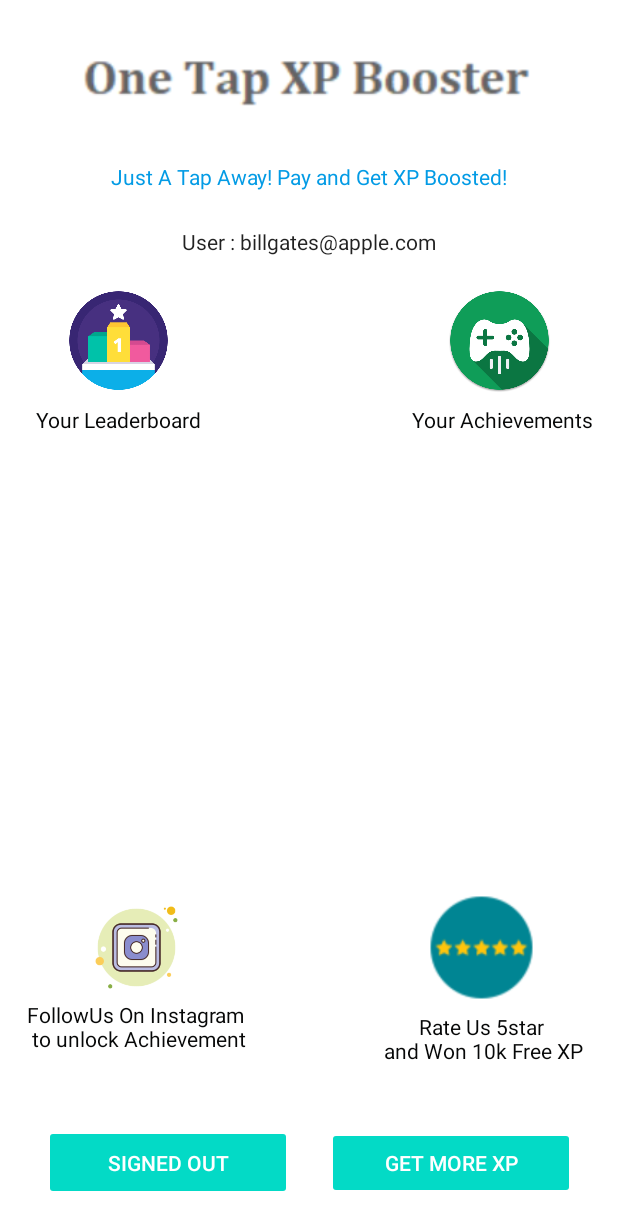
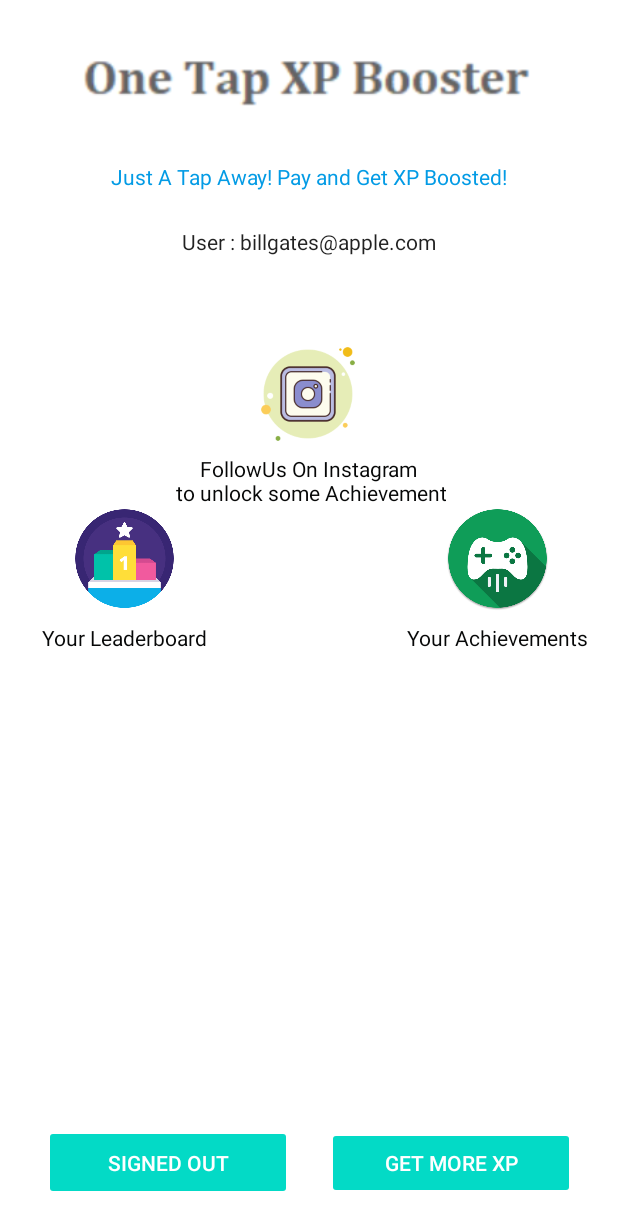
Before and after one commit to NightOwlDevelopers/OneTapXpBooster, an Android app: the layout activity_google.xml on its own in the app's theme, with its tools: preview values and no code run, on a phone screen of 412 x 824 dp. Shown: the top 1230 px of the screen. Run offline under Robolectric (Android 15) with nearby library versions, the phone set to English and light mode, and no system bars.

Commit message:
UI Optimisation 4

```diff
--- a/app/src/main/AndroidManifest.xml
+++ b/app/src/main/AndroidManifest.xml
@@ -13,8 +13,8 @@
             android:label="@string/app_name"
             android:roundIcon="@mipmap/ic_launcher_round"
             android:supportsRtl="true"
-            android:theme="@style/Theme.AppCompat.Light.NoActionBar">
-        <activity android:name=".GoogleSignInActivity">
+            android:theme="@style/Theme.AppCompat.Light.NoActionBar.FullScreen">
+    <activity android:name=".GoogleSignInActivity">
             <intent-filter>
                 <action android:name="android.intent.action.MAIN"/>
 
--- a/app/src/main/java/com/nightowldevelopers/onetapxpboost/GoogleSignInActivity.kt
+++ b/app/src/main/java/com/nightowldevelopers/onetapxpboost/GoogleSignInActivity.kt
@@ -121,13 +121,12 @@ class GoogleSignInActivity : BaseActivity(), PurchasesUpdatedListener, View.OnCl
 
         }
 
-        rateApp.setOnClickListener {
+       /* rateApp.setOnClickListener {
             Toast.makeText(
                 this@GoogleSignInActivity,
                 "Give 5-star Rating \n& Check your Achievement",
                 Toast.LENGTH_SHORT
             ).show()
-
             val appPackageName = packageName // getPackageName() from Context or Activity object
             try {
                 startActivity(
@@ -153,7 +152,8 @@ class GoogleSignInActivity : BaseActivity(), PurchasesUpdatedListener, View.OnCl
                     .submitScore(getString(R.string.leaderboard_leaderboard), 150000)
             }
 
-        }
+        }*/
+
 
         disconnectButton.setOnClickListener {
             val developerurl =
@@ -320,8 +320,9 @@ class GoogleSignInActivity : BaseActivity(), PurchasesUpdatedListener, View.OnCl
             textView4.visibility = View.VISIBLE
             textView3.visibility = View.VISIBLE
             instagram.visibility = View.VISIBLE
-            rateApp.visibility = View.VISIBLE
-            textViewRate.visibility = View.VISIBLE
+            /*rateApp.visibility = View.VISIBLE
+            textViewRate.visibility = View.VISIBLE*/
+
             textViewIG.visibility = View.VISIBLE
 
         } else {
@@ -334,8 +335,9 @@ class GoogleSignInActivity : BaseActivity(), PurchasesUpdatedListener, View.OnCl
             textView4.visibility = View.GONE
             textView3.visibility = View.GONE
             instagram.visibility = View.GONE
-            rateApp.visibility = View.GONE
-            textViewRate.visibility = View.GONE
+           /* rateApp.visibility = View.GONE
+            textViewRate.visibility = View.GONE*/
+
             textViewIG.visibility = View.GONE
 
         }
--- a/app/src/main/res/layout/activity_google.xml
+++ b/app/src/main/res/layout/activity_google.xml
@@ -45,47 +45,29 @@
             style="@style/MainScreenButton"
             android:layout_width="70dp"
             android:layout_height="70dp"
-            android:layout_marginStart="44dp"
-            android:layout_marginLeft="44dp"
-            android:layout_marginTop="192dp"
-            android:layout_marginEnd="8dp"
-            android:layout_marginRight="8dp"
-            android:background="@drawable/achieve"
-            app:layout_constraintEnd_toStartOf="@+id/achievement"
-            app:layout_constraintHorizontal_bias="0.0"
+            android:layout_marginTop="8dp"
+            android:layout_marginBottom="8dp" android:background="@drawable/achieve"
+            app:layout_constraintBottom_toBottomOf="@+id/homeLogo" app:layout_constraintEnd_toStartOf="@+id/instagram"
             app:layout_constraintStart_toStartOf="parent"
-            app:layout_constraintTop_toTopOf="parent"/>
+            app:layout_constraintTop_toTopOf="@+id/instagram" app:layout_constraintVertical_bias="0.75"/>
 
     <TextView
             android:id="@+id/textView4"
             style="@style/MainScreenButtonBlurb"
-            android:layout_marginStart="24dp"
-            android:layout_marginLeft="20dp"
             android:layout_marginTop="8dp"
-            android:layout_marginEnd="8dp"
-            android:layout_marginRight="8dp"
             android:text="@string/invite_players_explanation"
-            android:textColor="#060707"
-            app:layout_constraintEnd_toStartOf="@+id/textView3"
-            app:layout_constraintHorizontal_bias="0.0"
-            app:layout_constraintStart_toStartOf="parent"
+            android:textColor="#060707" app:layout_constraintEnd_toEndOf="@+id/leaderboard"
+            app:layout_constraintStart_toStartOf="@+id/leaderboard"
             app:layout_constraintTop_toBottomOf="@+id/leaderboard"/>
 
     <TextView
             android:id="@+id/textView3"
             style="@style/MainScreenButtonBlurb"
             android:layout_width="wrap_content"
-            android:layout_height="wrap_content"
-            android:layout_marginStart="8dp"
-            android:layout_marginLeft="8dp"
-            android:layout_marginTop="8dp"
-            android:layout_marginEnd="16dp"
-            android:layout_marginRight="16dp"
-            android:text="@string/see_invitations_explanation"
-            android:textColor="#060707"
-            app:layout_constraintEnd_toEndOf="parent"
-            app:layout_constraintHorizontal_bias="1.0"
-            app:layout_constraintStart_toStartOf="parent"
+            android:layout_height="16dp"
+            android:layout_marginTop="8dp" android:text="@string/see_invitations_explanation"
+            android:textColor="#060707" app:layout_constraintEnd_toEndOf="@+id/achievement"
+            app:layout_constraintStart_toStartOf="@+id/achievement"
             app:layout_constraintTop_toBottomOf="@+id/achievement"/>
 
 
@@ -94,16 +76,12 @@
             style="@style/MainScreenButton"
             android:layout_width="70dp"
             android:layout_height="70dp"
-            android:layout_marginStart="8dp"
-            android:layout_marginLeft="8dp"
-            android:layout_marginTop="192dp"
-            android:layout_marginEnd="44dp"
-            android:layout_marginRight="44dp"
-            android:background="@drawable/achievemnet_google_play_games_png"
-            app:layout_constraintEnd_toEndOf="parent"
-            app:layout_constraintHorizontal_bias="1.0"
-            app:layout_constraintStart_toStartOf="parent"
-            app:layout_constraintTop_toTopOf="parent"/>
+            android:layout_marginTop="8dp"
+            android:layout_marginBottom="8dp" android:background="@drawable/achievemnet_google_play_games_png"
+            app:layout_constraintBottom_toTopOf="@+id/homeLogo" app:layout_constraintEnd_toEndOf="parent"
+            app:layout_constraintHorizontal_bias="0.531"
+            app:layout_constraintStart_toEndOf="@+id/instagram" app:layout_constraintTop_toTopOf="@+id/instagram"
+            app:layout_constraintVertical_bias="0.75"/>
 
     <androidx.recyclerview.widget.RecyclerView
             android:id="@+id/products"
@@ -115,50 +93,28 @@
             app:layout_constraintEnd_toEndOf="parent"
             app:layout_constraintHorizontal_bias="0.498"
             app:layout_constraintStart_toStartOf="parent"
-            app:layout_constraintTop_toBottomOf="@+id/status" app:layout_constraintVertical_bias="0.425"/>
+            app:layout_constraintTop_toBottomOf="@+id/status" app:layout_constraintVertical_bias="0.696"/>
 
     <Button
             android:id="@+id/instagram"
             style="@style/MainScreenButton"
-            android:layout_width="70dp"
-            android:layout_height="70dp"
-            android:layout_marginStart="56dp"
-            android:layout_marginLeft="56dp"
-            android:layout_marginBottom="60dp"
-            android:background="@drawable/instagram_new"
-            app:layout_constraintBottom_toTopOf="@+id/signOutAndDisconnect1"
-            app:layout_constraintStart_toStartOf="parent"/>
+            android:layout_width="80dp"
+            android:layout_height="80dp"
+            android:layout_marginTop="48dp"
+            android:background="@drawable/instagram_new" app:layout_constraintEnd_toEndOf="parent"
+            app:layout_constraintHorizontal_bias="0.498" app:layout_constraintStart_toStartOf="parent"
+            app:layout_constraintTop_toBottomOf="@+id/status"/>
 
     <TextView
             android:id="@+id/textViewIG"
             style="@style/MainScreenButtonBlurb"
             android:layout_width="wrap_content"
             android:layout_height="wrap_content"
-            android:text="FollowUs On Instagram\n to unlock Achievement"
-            android:textColor="#060707" app:layout_constraintEnd_toEndOf="@+id/instagram"
-            app:layout_constraintStart_toStartOf="@+id/instagram" app:layout_constraintTop_toBottomOf="@+id/instagram"/>
+            android:gravity="center"
+            android:text="FollowUs On Instagram\n to unlock some Achievement" android:textColor="#060707"
+            app:layout_constraintEnd_toEndOf="@+id/instagram" app:layout_constraintStart_toStartOf="@+id/instagram"
+            app:layout_constraintTop_toBottomOf="@+id/instagram"/>
 
-    <TextView
-            android:id="@+id/textViewRate"
-            style="@style/MainScreenButtonBlurb"
-            android:layout_width="wrap_content"
-            android:layout_height="wrap_content"
-            android:layout_marginTop="8dp"
-            android:text="Rate Us 5star\n and Won 10k Free XP"
-            android:textAlignment="center"
-            android:textColor="#060707" app:layout_constraintEnd_toEndOf="@+id/rateApp"
-            app:layout_constraintStart_toStartOf="@+id/rateApp" app:layout_constraintTop_toBottomOf="@+id/rateApp"/>
-
-
-    <Button
-            android:id="@+id/rateApp"
-            style="@style/MainScreenButton"
-            android:layout_width="70dp"
-            android:layout_height="70dp"
-            android:layout_marginEnd="56dp"
-            android:layout_marginRight="56dp" android:layout_marginBottom="60dp"
-            android:background="@drawable/rating" app:layout_constraintBottom_toTopOf="@+id/signOutAndDisconnect1"
-            app:layout_constraintEnd_toEndOf="parent"/>
 
     <ImageView
             android:id="@+id/homeLogo"
--- a/app/src/main/res/layout/product_button.xml
+++ b/app/src/main/res/layout/product_button.xml
@@ -2,6 +2,8 @@
 <Button xmlns:android="http://schemas.android.com/apk/res/android"
         style="@style/Widget.AppCompat.Button.Colored"
         android:layout_width="wrap_content"
-        android:layout_height="wrap_content"
-        android:textAllCaps="false"
-        android:textColor="@color/ButtonTextColor" android:theme="@style/Base.Theme.MaterialComponents.Dialog"/>
+        android:layout_height="75dp"
+        android:paddingLeft="25dp"
+        android:paddingRight="25dp" android:textAllCaps="false"
+        android:textColor="@color/ButtonTextColor" android:textSize="18sp"
+        android:theme="@style/Base.Theme.MaterialComponents.Dialog"/>
--- a/app/src/main/res/values/styles.xml
+++ b/app/src/main/res/values/styles.xml
@@ -102,5 +102,12 @@
         <item name="android:textColor">@color/AccentColor</item>
     </style>
 
+    <style name="Theme.AppCompat.Light.NoActionBar.FullScreen" parent="@style/Theme.AppCompat.Light.NoActionBar">
+        <item name="android:windowNoTitle">true</item>
+        <item name="android:windowActionBar">false</item>
+        <item name="android:windowFullscreen">true</item>
+        <item name="android:windowContentOverlay">@null</item>
+    </style>
+
 
 </resources>
```
